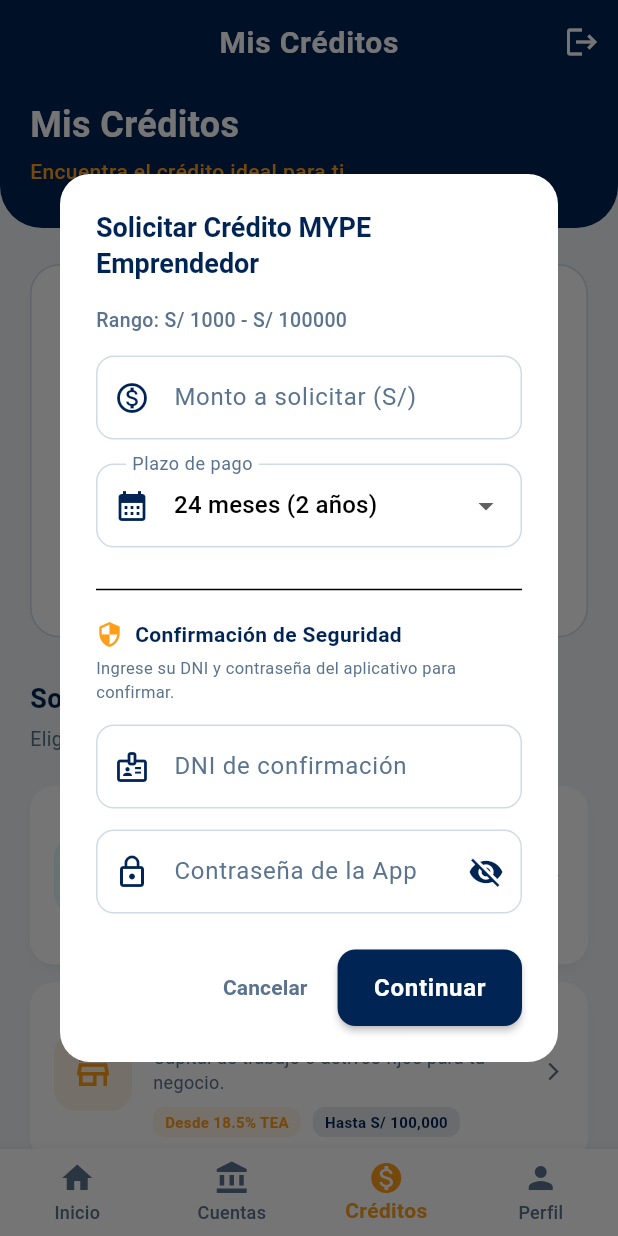
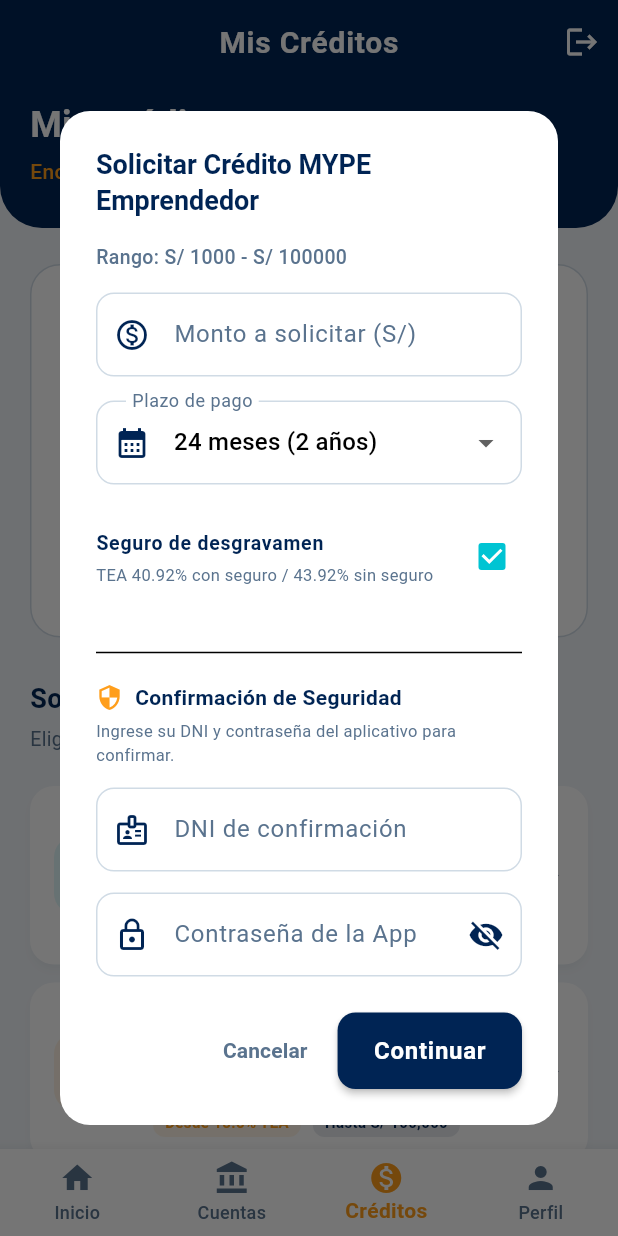
Before and after one commit to aldorl07/CajaArequipaCliente, a Flutter app: the DashboardScreen screen opened by its route, after a tap on "No tienes créditos activos", after a tap on "Crédito MYPE Emprendedor", on a phone screen of 412 x 824 dp. Run offline on Flutter 3.47's test engine with Material 3 defaults, Android fonts, the light colour scheme and no system bars; our stand-ins replace cloud_firestore, firebase_core; accounts and stored records are empty.

Commit message:
Implement 30 credit simulation cases with dynamic TEA and insurance

```diff
--- a/lib/view/home/credits_screen.dart
+++ b/lib/view/home/credits_screen.dart
@@ -239,7 +239,7 @@ class CreditsScreen extends StatelessWidget {
               final String status = req['status'] ?? 'Pendiente';
 
               Color statusColor = AppColors.amarilloMostaza;
-              if (status == 'Aprobado') statusColor = AppColors.verdeCesped;
+              if (status == 'Aprobado' || status == 'Condicionado') statusColor = AppColors.verdeCesped;
               if (status == 'Rechazado') statusColor = AppColors.rojoCoral;
 
               return Card(
@@ -538,20 +538,22 @@ class CreditsScreen extends StatelessWidget {
       );
     }
 
+    bool conSeguro = true;
+    double tea = 0.185;
+
     showDialog(
       context: context,
       barrierDismissible: false,
       builder: (dialogContext) {
         return StatefulBuilder(
           builder: (dialogStateContext, setState) {
-            final double tea;
             final String teaLabel;
             if (creditType.contains('Personal')) {
               tea = 0.145;
               teaLabel = '14.5% TEA';
             } else if (creditType.contains('MYPE')) {
-              tea = 0.185;
-              teaLabel = '18.5% TEA';
+              tea = conSeguro ? 0.4092 : 0.4392;
+              teaLabel = conSeguro ? '40.92% TEA (con seguro)' : '43.92% TEA (sin seguro)';
             } else if (creditType.contains('Hipotecario')) {
               tea = 0.089;
               teaLabel = '8.9% TEA';
@@ -640,6 +642,27 @@ class CreditsScreen extends StatelessWidget {
                                 }
                               },
                             ),
+                            if (creditType.contains('MYPE')) ...[
+                              const SizedBox(height: 12),
+                              CheckboxListTile(
+                                title: const Text(
+                                  'Seguro de desgravamen',
+                                  style: TextStyle(fontSize: 13, fontWeight: FontWeight.bold, color: AppColors.azulMarino),
+                                ),
+                                subtitle: const Text(
+                                  'TEA 40.92% con seguro / 43.92% sin seguro',
+                                  style: TextStyle(fontSize: 11, color: AppColors.textoGris),
+                                ),
+                                value: conSeguro,
+                                activeColor: AppColors.turquesaBrillante,
+                                contentPadding: EdgeInsets.zero,
+                                onChanged: (val) {
+                                  setState(() {
+                                    conSeguro = val ?? false;
+                                  });
+                                },
+                              ),
+                            ],
                             const SizedBox(height: 20),
                             const Divider(),
                             const SizedBox(height: 12),
@@ -874,6 +897,8 @@ class CreditsScreen extends StatelessWidget {
                               creditType: creditType,
                               amount: amount,
                               termMonths: selectedTerm,
+                              tea: tea,
+                              conSeguro: conSeguro,
                             );
 
                             if (expedienteId != null && context.mounted) {
--- a/lib/viewmodel/home_viewmodel.dart
+++ b/lib/viewmodel/home_viewmodel.dart
@@ -185,6 +185,8 @@ class HomeViewModel extends ChangeNotifier {
     required String creditType,
     required double amount,
     required int termMonths,
+    double? tea,
+    bool? conSeguro,
   }) async {
     if (_currentDni == null) return null;
 
@@ -208,6 +210,8 @@ class HomeViewModel extends ChangeNotifier {
         'status': 'Pendiente',
         'expediente_id': expedienteId,
         'request_date': FieldValue.serverTimestamp(),
+        'tea': tea ?? 0.185,
+        'con_seguro': conSeguro ?? false,
       });
 
       return expedienteId;
```
Also changed, not shown: lib/viewmodel/auth_viewmodel.dart (+25 -3 lines).
